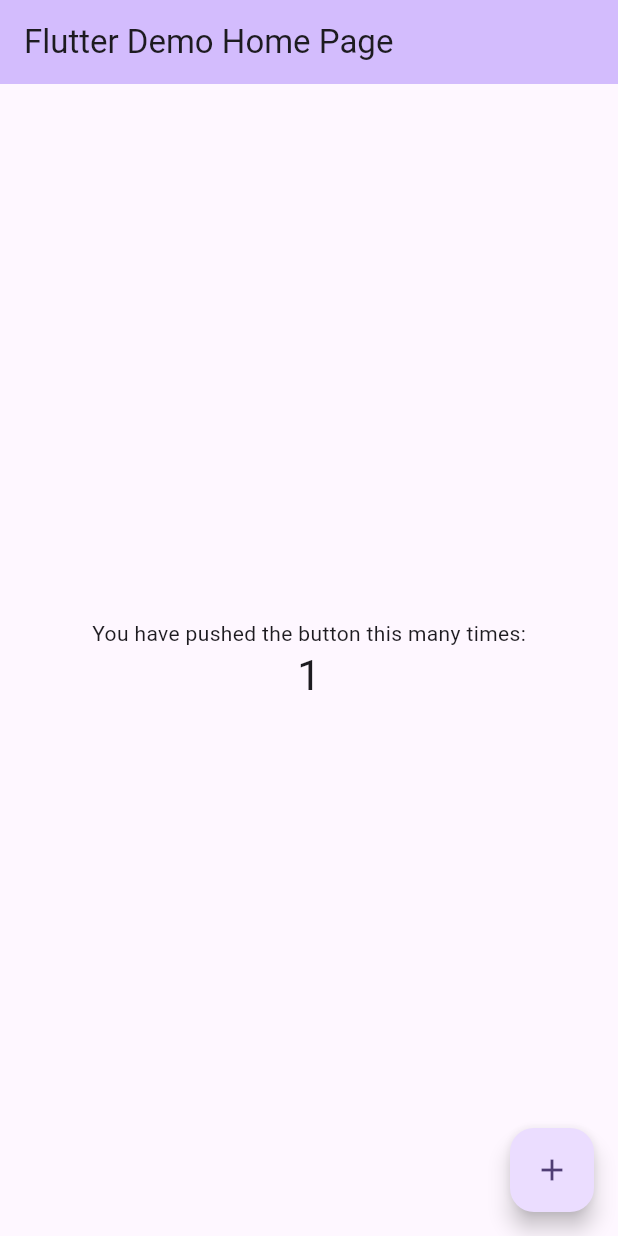
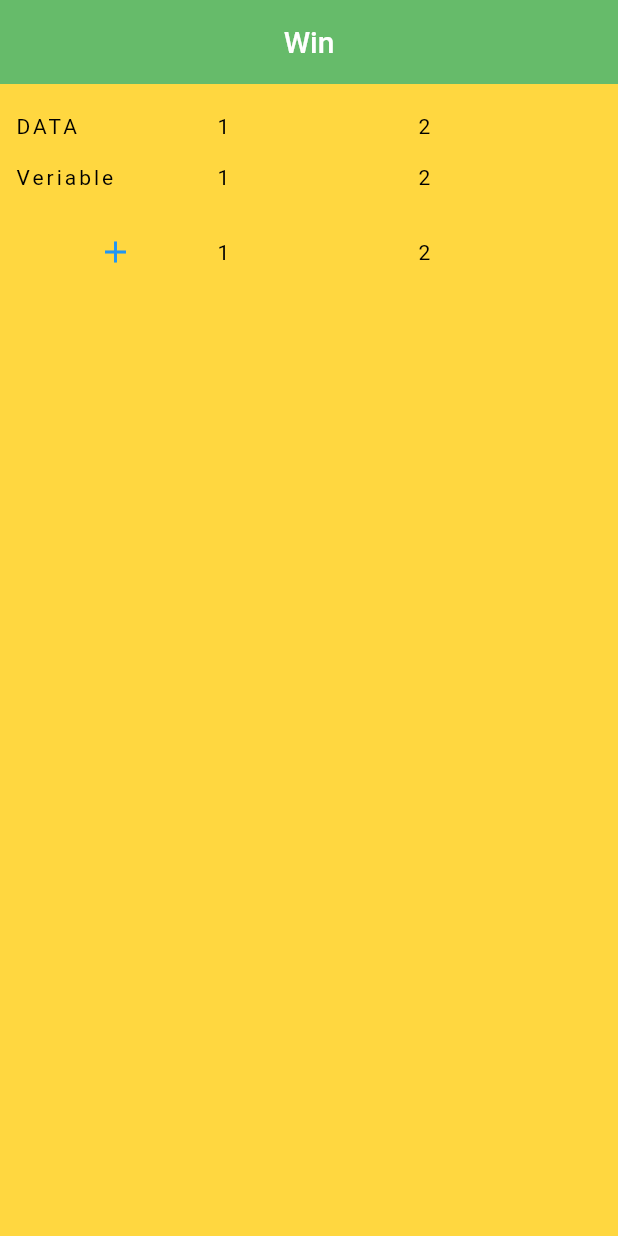
Before and after one commit to Fliyn/Flutter_Learnin_2, a Flutter app: the screen it shows after launch, after a tap on the "add" icon, on a phone screen of 412 x 824 dp. Run offline on Flutter 3.47's test engine with Material 2 defaults, Android fonts, the light colour scheme and no system bars.

Commit message:
Structure build

```diff
--- /dev/null
+++ b/lib/File2.dart
@@ -0,0 +1,43 @@
+import 'package:flutter/material.dart';
+
+void main() {
+  runApp(MaterialApp(
+    home:MainCC(),
+  ));
+}
+
+class MainCC extends StatelessWidget {
+//const ({super.key});
+
+  @override
+  Widget build(BuildContext context) {
+    return Scaffold(
+      backgroundColor: Colors.amberAccent,
+      appBar: AppBar(
+        title: Text("Win"),
+        centerTitle: true,
+        backgroundColor: Colors.green[400],
+        elevation: 0.0,
+      ),
+      body:const Padding(
+        padding: EdgeInsets.fromLTRB(10,20,0,0),
+        child: Center(
+          child: Column(
+            children: [Row(
+              children: [
+                Expanded(child: Text("DATA",style: TextStyle(color: Colors.black,letterSpacing: 2.0,))),Expanded(child: Text("1",style: TextStyle(color: Colors.black,letterSpacing: 2.0,))),Expanded(child: Text("2",style: TextStyle(color: Colors.black,letterSpacing: 2.0,))),
+              ],
+            ),Padding(
+              padding: EdgeInsets.fromLTRB(0,18,0,0),
+              child: Row(
+                children: [
+                  Expanded(child: Text("Veriable",style: TextStyle(color: Colors.black,letterSpacing: 2.0,))),Expanded(child: Text("1",style: TextStyle(color: Colors.black,letterSpacing: 2.0,))),Expanded(child: Text("2",style: TextStyle(color: Colors.black,letterSpacing: 2.0,))),
+                ],
+              ),
+            ),],
+          ),
+        ),
+      ),
+    );
+  }
+}
--- a/lib/main.dart
+++ b/lib/main.dart
@@ -1,125 +1,67 @@
 import 'package:flutter/material.dart';
 
 void main() {
-  runApp(const MyApp());
+  runApp(MaterialApp(
+    home:MainCC(),
+  ));
 }
 
-class MyApp extends StatelessWidget {
-  const MyApp({super.key});
+class MainCC extends StatefulWidget {
+  @override
+  State<MainCC> createState() => _MainCCState();
+}
 
-  // This widget is the root of your application.
-  @override
+class _MainCCState extends State<MainCC> {
+
+
+  int counterse=0;
+  String wax="Veriable";
+
+
+//const ({super.key});
+@override
   Widget build(BuildContext context) {
-    return MaterialApp(
-      title: 'Flutter Demo',
-      theme: ThemeData(
-        // This is the theme of your application.
-        //
-        // TRY THIS: Try running your application with "flutter run". You'll see
-        // the application has a blue toolbar. Then, without quitting the app,
-        // try changing the seedColor in the colorScheme below to Colors.green
-        // and then invoke "hot reload" (save your changes or press the "hot
-        // reload" button in a Flutter-supported IDE, or press "r" if you used
-        // the command line to start the app).
-        //
-        // Notice that the counter didn't reset back to zero; the application
-        // state is not lost during the reload. To reset the state, use hot
-        // restart instead.
-        //
-        // This works for code too, not just values: Most code changes can be
-        // tested with just a hot reload.
-        colorScheme: ColorScheme.fromSeed(seedColor: Colors.deepPurple),
-        useMaterial3: true,
+    return Scaffold(
+      backgroundColor: Colors.amberAccent,
+      appBar: AppBar(
+      title: Text("Win"),
+        centerTitle: true,
+        backgroundColor: Colors.green[400],
+        elevation: 0.0,
       ),
-      home: const MyHomePage(title: 'Flutter Demo Home Page'),
+        body: Padding(
+          padding: EdgeInsets.fromLTRB(10,20,0,0),
+          child: Center(
+            child: Column(
+              children: [Row(
+                children: [
+                  Expanded(child: Text("DATA",style: TextStyle(color: Colors.black,letterSpacing: 2.0,))),Expanded(child: Text("$counterse",style: TextStyle(color: Colors.black,letterSpacing: 2.0,))),Expanded(child: Text("2",style: TextStyle(color: Colors.black,letterSpacing: 2.0,))),
+                ],
+              ),Padding(
+                padding: EdgeInsets.fromLTRB(0,18,0,0),
+                child: Row(
+                  children: [
+                    Expanded(child: Text("$wax",style: TextStyle(color: Colors.black,letterSpacing: 2.0,))),Expanded(child: Text("1",style: TextStyle(color: Colors.black,letterSpacing: 2.0,))),Expanded(child: Text("2",style: TextStyle(color: Colors.black,letterSpacing: 2.0,))),
+                  ],
+                ),
+              ),
+                Padding(
+                padding: EdgeInsets.fromLTRB(0,18,0,0),
+                child: Row(
+                  children: [
+                    Expanded(child: TextButton(onPressed: (){setState(() {
+                      counterse+=1;
+                      if(counterse>10){
+                        wax="10+ Veriable";
+                      }
+                    });},
+                        child: Icon(Icons.add))),Expanded(child: Text("1",style: TextStyle(color: Colors.black,letterSpacing: 2.0,))),Expanded(child: Text("2",style: TextStyle(color: Colors.black,letterSpacing: 2.0,))),
+                  ],
+                ),
+              ),],
+            ),
+          ),
+        ),
     );
   }
 }
-
-class MyHomePage extends StatefulWidget {
-  const MyHomePage({super.key, required this.title});
-
-  // This widget is the home page of your application. It is stateful, meaning
-  // that it has a State object (defined below) that contains fields that affect
-  // how it looks.
-
-  // This class is the configuration for the state. It holds the values (in this
-  // case the title) provided by the parent (in this case the App widget) and
-  // used by the build method of the State. Fields in a Widget subclass are
-  // always marked "final".
-
-  final String title;
-
-  @override
-  State<MyHomePage> createState() => _MyHomePageState();
-}
-
-class _MyHomePageState extends State<MyHomePage> {
-  int _counter = 0;
-
-  void _incrementCounter() {
-    setState(() {
-      // This call to setState tells the Flutter framework that something has
-      // changed in this State, which causes it to rerun the build method below
-      // so that the display can reflect the updated values. If we changed
-      // _counter without calling setState(), then the build method would not be
-      // called again, and so nothing would appear to happen.
-      _counter++;
-    });
-  }
-
-  @override
-  Widget build(BuildContext context) {
-    // This method is rerun every time setState is called, for instance as done
-    // by the _incrementCounter method above.
-    //
-    // The Flutter framework has been optimized to make rerunning build methods
-    // fast, so that you can just rebuild anything that needs updating rather
-    // than having to individually change instances of widgets.
-    return Scaffold(
-      appBar: AppBar(
-        // TRY THIS: Try changing the color here to a specific color (to
-        // Colors.amber, perhaps?) and trigger a hot reload to see the AppBar
-        // change color while the other colors stay the same.
-        backgroundColor: Theme.of(context).colorScheme.inversePrimary,
-        // Here we take the value from the MyHomePage object that was created by
-        // the App.build method, and use it to set our appbar title.
-        title: Text(widget.title),
-      ),
-      body: Center(
-        // Center is a layout widget. It takes a single child and positions it
-        // in the middle of the parent.
-        child: Column(
-          // Column is also a layout widget. It takes a list of children and
-          // arranges them vertically. By default, it sizes itself to fit its
-          // children horizontally, and tries to be as tall as its parent.
-          //
-          // Column has various properties to control how it sizes itself and
-          // how it positions its children. Here we use mainAxisAlignment to
-          // center the children vertically; the main axis here is the vertical
-          // axis because Columns are vertical (the cross axis would be
-          // horizontal).
-          //
-          // TRY THIS: Invoke "debug painting" (choose the "Toggle Debug Paint"
-          // action in the IDE, or press "p" in the console), to see the
-          // wireframe for each widget.
-          mainAxisAlignment: MainAxisAlignment.center,
-          children: <Widget>[
-            const Text(
-              'You have pushed the button this many times:',
-            ),
-            Text(
-              '$_counter',
-              style: Theme.of(context).textTheme.headlineMedium,
-            ),
-          ],
-        ),
-      ),
-      floatingActionButton: FloatingActionButton(
-        onPressed: _incrementCounter,
-        tooltip: 'Increment',
-        child: const Icon(Icons.add),
-      ), // This trailing comma makes auto-formatting nicer for build methods.
-    );
-  }
-}
```
